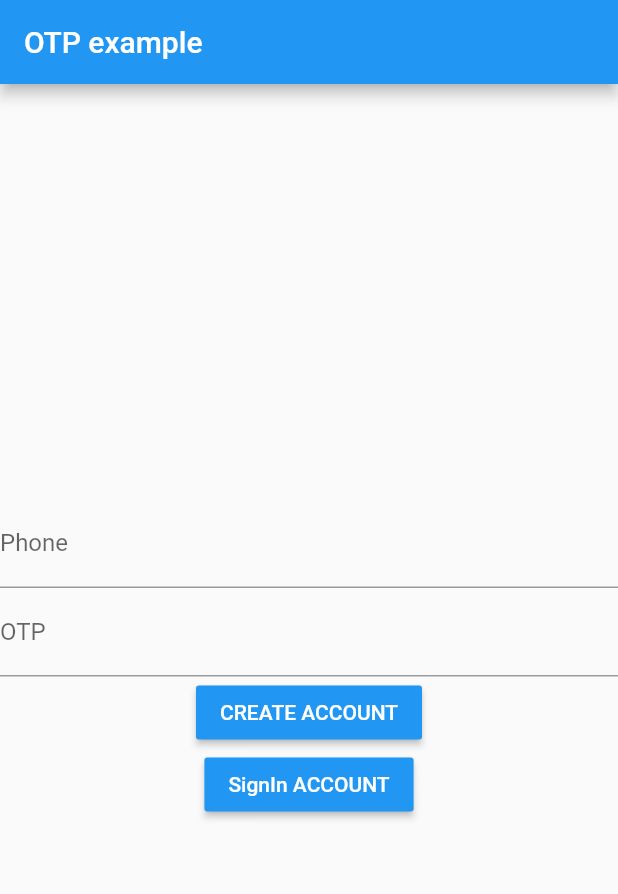
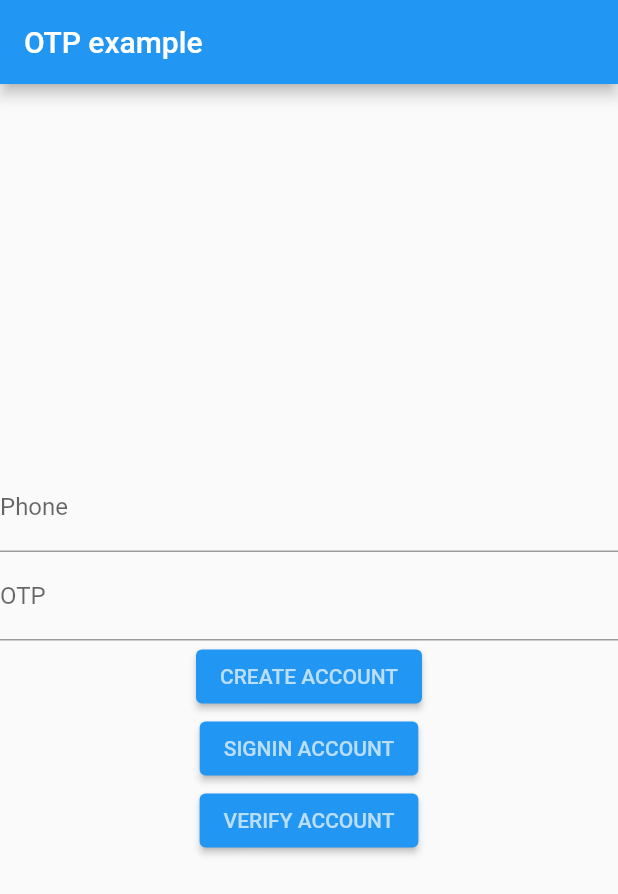
Before and after one commit to ctmhoang/aws-otp-login, a Flutter app: the screen it shows after launch, after a tap on "CREATE ACCOUNT", on a phone screen of 412 x 824 dp. Shown: the top 894 px of the screen. Run offline on Flutter 3.47's test engine with Material 2 defaults, Android fonts, the light colour scheme and no system bars; missing offline and left inert: amplify_auth_cognito, amplify_flutter.

Commit message:
Vertify OTP

```diff
--- a/lib/main.dart
+++ b/lib/main.dart
@@ -74,16 +74,27 @@ class _AmpliflutterState extends State<Ampliflutter> {
                   decoration: InputDecoration(labelText: "OTP"),
                   controller: _otp,
                 ),
-                RaisedButton(
-                    child: Text("CREATE ACCOUNT"),
-                    onPressed: () => _createAccountOnPressed(context),
-                    color: Theme.of(context).primaryColor,
-                    colorBrightness: Theme.of(context).primaryColorBrightness),
-                RaisedButton(
-                    child: Text("SignIn ACCOUNT"),
-                    onPressed: () => _signIn(context),
-                    color: Theme.of(context).primaryColor,
-                    colorBrightness: Theme.of(context).primaryColorBrightness),
+                ElevatedButton(
+                  child: Text("CREATE ACCOUNT"),
+                  onPressed: () => _createAccountOnPressed(context),
+                  style: ElevatedButton.styleFrom(
+                      primary: Theme.of(context).primaryColor,
+                      onPrimary: Theme.of(context).primaryColorLight),
+                ),
+                ElevatedButton(
+                  child: Text("SIGNIN ACCOUNT"),
+                  onPressed: () => _signIn(context),
+                  style: ElevatedButton.styleFrom(
+                      primary: Theme.of(context).primaryColor,
+                      onPrimary: Theme.of(context).primaryColorLight),
+                ),
+                ElevatedButton(
+                  child: Text("VERIFY ACCOUNT"),
+                  onPressed: () => _verify(context),
+                  style: ElevatedButton.styleFrom(
+                      primary: Theme.of(context).primaryColor,
+                      onPrimary: Theme.of(context).primaryColorLight),
+                ),
               ],
               mainAxisAlignment: MainAxisAlignment.center,
             )));
@@ -98,10 +109,10 @@ class _AmpliflutterState extends State<Ampliflutter> {
     try {
       SignUpResult res = await Amplify.Auth.signUp(
           username: phone,
-          password: '123',
+          password: '111111Abc@',
           options: CognitoSignUpOptions(userAttributes: {
             'phone_number': phone,
-            "email": 'leon.tuanhm@gmail.com'
+            "email": 'leon.mytv@gmail.com'
           }));
       print('lol ${res.isSignUpComplete}');
     } catch (e) {
@@ -116,7 +127,8 @@ class _AmpliflutterState extends State<Ampliflutter> {
     final phone = _phoneController.text;
     SignInResult cognitoUser;
     try {
-      cognitoUser = await Amplify.Auth.signIn(username: phone, password: '123');
+      cognitoUser =
+          await Amplify.Auth.signIn(username: phone, password: '111111Abc@');
       if (cognitoUser.isSignedIn) {
         print('sent');
       }
@@ -132,4 +144,21 @@ class _AmpliflutterState extends State<Ampliflutter> {
       print('success');
     }
   }
+
+  Future<void> _verify(BuildContext context) async {
+    final phone = _phoneController.text;
+    final otp = _otp.text;
+    SignUpResult cognitoUser;
+    try {
+      cognitoUser = await Amplify.Auth.confirmSignUp(
+          username: phone, confirmationCode: '111111');
+      if (cognitoUser.isSignUpComplete) {
+        print('lol signup');
+      }
+    } catch (e) {
+      // Handle sign in errors
+      print('error lol');
+      print(e);
+    }
+  }
 }
```
